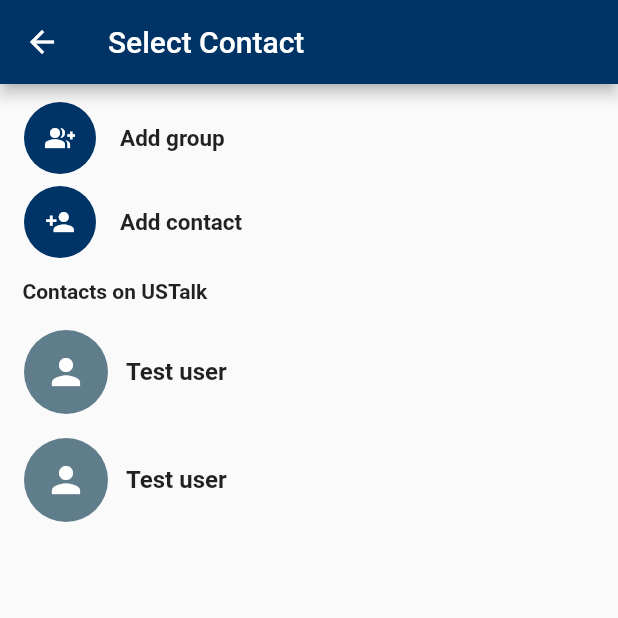
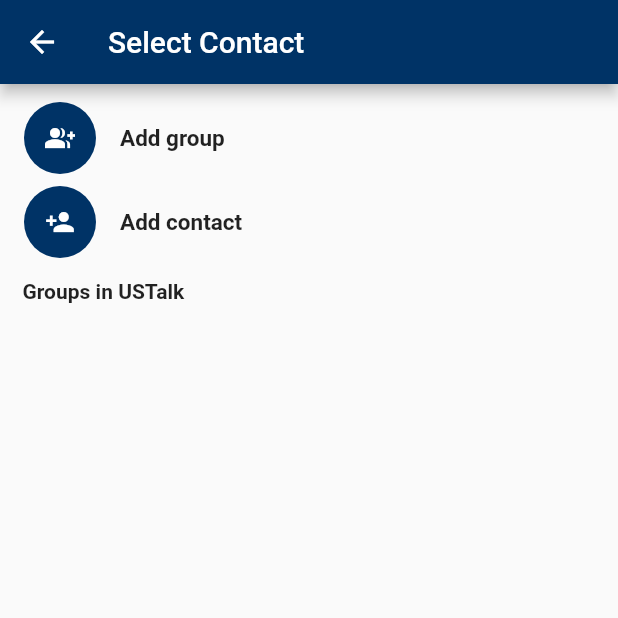
Before and after one commit to chanjeff2/fyp-chat-app, a Flutter app: the SelectContact screen opened directly, on a phone screen of 412 x 824 dp, the top half of it. Run offline on Flutter 3.47's test engine with Material 2 defaults, Android fonts, the light colour scheme and no system bars; our stand-ins replace device_info_plus, emoji_picker_flutter, firebase_core, firebase_messaging, flutter_local_notifications, flutter_native_splash and 3 more; missing offline and left inert: libsignal_protocol_dart; accounts and stored records are empty.

Commit message:
Small fixes (#44)

```diff
--- a/lib/screens/chatroom/chatroom.dart
+++ b/lib/screens/chatroom/chatroom.dart
@@ -175,6 +175,7 @@ class _ChatRoomScreenState extends State<ChatRoomScreen> {
                 }
                 final messages = snapshot.data!;
                 return ListView.builder(
+                  reverse: true,
                   itemBuilder: (_, i) {
                     final message = messages[i];
                     return MessageBubble(
--- a/lib/screens/home/select_contact.dart
+++ b/lib/screens/home/select_contact.dart
@@ -20,8 +20,7 @@ class SelectContact extends StatefulWidget {
 
 class _SelectContactState extends State<SelectContact> {
   final List<Contact> _contacts = [
-    Contact(username: 'test', id: 'test'),
-    Contact(username: 'test2', id: 'test2')
+
   ];
 
   String addContactInput = "";
@@ -105,7 +104,7 @@ class _SelectContactState extends State<SelectContact> {
                       padding:
                           EdgeInsets.symmetric(horizontal: 15, vertical: 10),
                       child: Text(
-                        "Contacts on USTalk",
+                        "Groups in USTalk",
                         style: TextStyle(fontWeight: FontWeight.bold),
                       ),
                     );
```
Also changed, not shown: lib/screens/chatroom/message_bubble.dart (+17 -5 lines).
